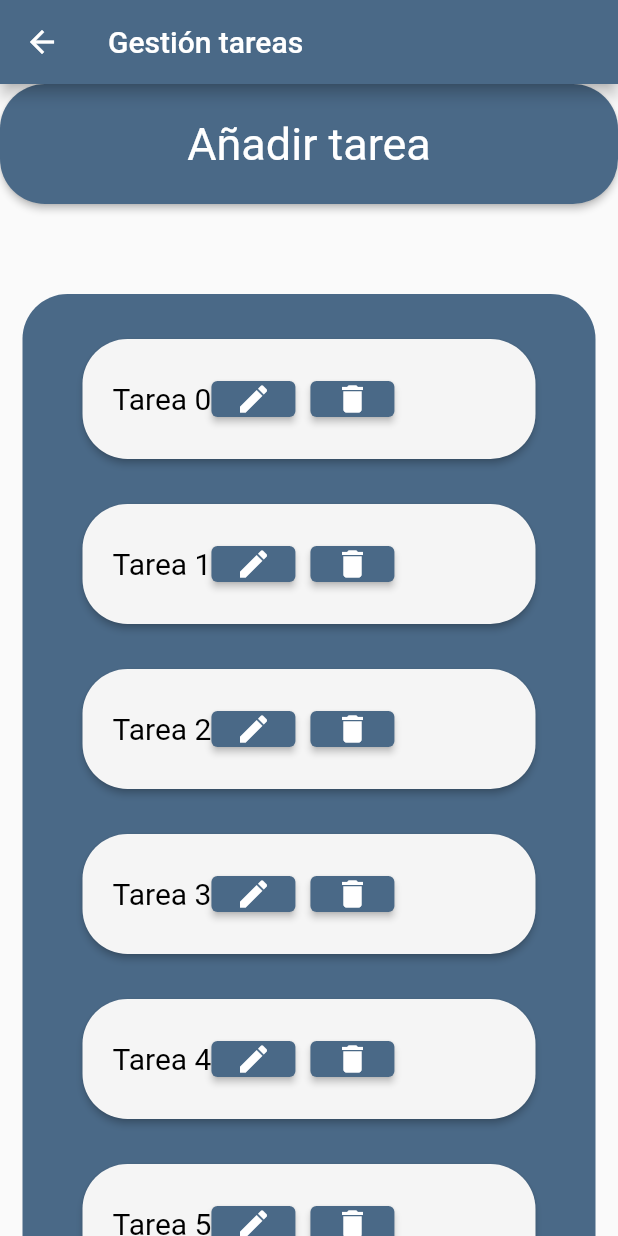
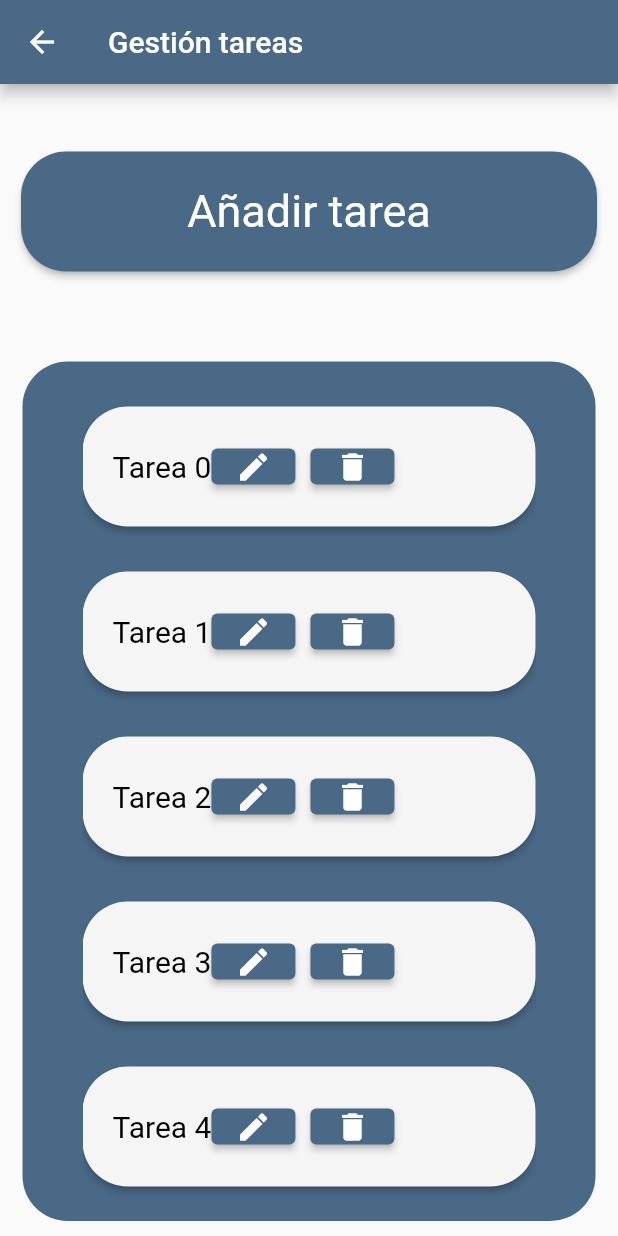
Before and after one commit to DGPAS/DGP_AS, a Flutter app: the GestionTareas screen opened directly, on a phone screen of 412 x 824 dp. Run offline on Flutter 3.47's test engine with Material 2 defaults, Android fonts, the phone set to English and light mode, and no system bars.

Commit message:
Arreglo interfaz gestion tareas

```diff
--- a/Dability/lib/gestion_tareas.dart
+++ b/Dability/lib/gestion_tareas.dart
@@ -26,11 +26,15 @@ class _GestionTareasState extends State<GestionTareas> {
       ),
       body:
       Container(
+        child: Container(
+          // padding: EdgeInsets.symmetric(vertical: 40),
+          padding: EdgeInsets.only(top: 45.0, bottom: 10.0),
           child: Column(
             mainAxisAlignment: MainAxisAlignment.center,
             children: [
               Container(
                 alignment: Alignment.center,
+                padding: EdgeInsets.symmetric(horizontal: 14),
                 child: ElevatedButton(
                   style: ElevatedButton.styleFrom(
                     minimumSize: Size(double.infinity, 80), // 180, 150
@@ -54,15 +58,17 @@ class _GestionTareasState extends State<GestionTareas> {
                 ),
               ),
               SizedBox(height: 60,),
+              Expanded(
+                child:
                   Container(
                     decoration: BoxDecoration(
                       color: Color(0xFF4A6987),
                       borderRadius: BorderRadius.circular(30),
                     ),
+                    height: 400,
                     width: MediaQuery.of(context).size.width - 30,
                     padding: EdgeInsets.symmetric(horizontal: 40), // Margen horizontal
-              child: SingleChildScrollView(
-                child: Column(
+                      child: ListView(
                           children: [
                             SizedBox(height: 30,),
                             ...List.generate(
@@ -151,10 +157,12 @@ class _GestionTareasState extends State<GestionTareas> {
                             )
                         ]
                       ),
-              ),
                     //////
                   ),
+                /////
+              ),
             ],
+          ),
         ),
       ),
     );
```
Lines whose indentation alone changed are shown as unchanged.
